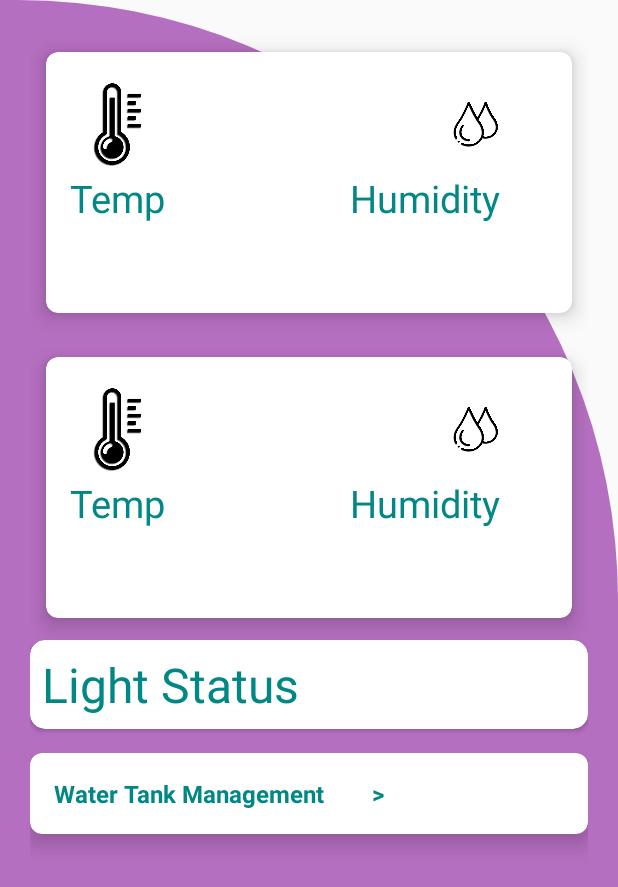
After one commit to yashambkr/VirtualFarm, an Android app: the MainDashboard screen opened directly, with no data from a screen before it, on a phone screen of 412 x 824 dp. The commit adds this screen. Shown: the top 887 px of the screen. Run offline under Robolectric (Android 15) with nearby library versions, the phone set to English and light mode, and no system bars.

Commit message:
DashBoard UI

```diff
--- /dev/null
+++ b/app/src/main/java/com/example/virtualfarm2020/MainDashboard.java
@@ -0,0 +1,22 @@
+package com.example.virtualfarm2020;
+
+import androidx.appcompat.app.AppCompatActivity;
+
+import android.os.Bundle;
+import android.widget.TextView;
+
+public class MainDashboard extends AppCompatActivity {
+
+    @Override
+    protected void onCreate(Bundle savedInstanceState) {
+        super.onCreate(savedInstanceState);
+        setContentView(R.layout.activity_main_dashboard);
+
+
+    }
+
+
+
+
+
+}
--- /dev/null
+++ b/app/src/main/res/drawable/backgroud_shape_purple.xml
@@ -0,0 +1,10 @@
+<?xml version="1.0" encoding="utf-8"?>
+<shape xmlns:android="http://schemas.android.com/apk/res/android">
+
+    android:shape= "rectangle"
+    <solid android:color="#AD952FA6"/>
+
+    <corners android:topRightRadius="400dp"
+        android:topLeftRadius="0dp"/>
+
+</shape>
--- /dev/null
+++ b/app/src/main/res/layout/activity_main_dashboard.xml
@@ -0,0 +1,236 @@
+<?xml version="1.0" encoding="utf-8"?>
+<RelativeLayout xmlns:android="http://schemas.android.com/apk/res/android"
+    xmlns:app="http://schemas.android.com/apk/res-auto"
+    xmlns:tools="http://schemas.android.com/tools"
+    android:layout_width="match_parent"
+    android:layout_height="match_parent"
+    android:background="@drawable/backgroud_shape_purple"
+    android:orientation="vertical"
+    tools:context=".MainDashboard">
+
+
+    <RelativeLayout
+        android:layout_width="match_parent"
+        android:layout_height="match_parent"
+        android:layout_marginStart="20dp"
+        android:layout_marginTop="20dp"
+        android:layout_marginEnd="20dp"
+        android:layout_marginBottom="20dp">
+
+
+        <!-- First Row -->
+        <androidx.cardview.widget.CardView
+            android:id="@+id/firstrow"
+            android:layout_width="wrap_content"
+            android:layout_height="wrap_content"
+            android:layout_row="0"
+            android:layout_rowWeight="1"
+            android:layout_column="0"
+            android:layout_columnWeight="1"
+            android:layout_gravity="fill"
+            app:cardCornerRadius="8dp"
+            app:cardElevation="8dp"
+            app:cardUseCompatPadding="true">
+
+            <RelativeLayout
+                android:layout_width="wrap_content"
+                android:layout_height="wrap_content"
+                android:padding="16dp">
+
+                <ImageView
+                    android:id="@+id/tempicon"
+                    android:layout_width="64dp"
+                    android:layout_height="64dp"
+                    android:layout_alignParentLeft="true"
+                    android:src="@drawable/temperatureicon" />
+
+                <TextView
+                    android:id="@+id/TempTextView"
+                    android:layout_width="wrap_content"
+                    android:layout_height="wrap_content"
+                    android:layout_below="@+id/tempicon"
+                    android:text="Temp"
+                    android:textSize="25sp" />
+
+                <TextView
+                    android:id="@+id/TempValue"
+                    android:layout_width="wrap_content"
+                    android:layout_height="wrap_content"
+                    android:layout_below="@+id/TempTextView"
+                    android:paddingLeft="33dp"
+                    tools:text="0"
+                    android:textSize="32sp" />
+
+
+                <ImageView
+                    android:id="@+id/HumidityImage"
+                    android:layout_width="64dp"
+                    android:layout_height="64dp"
+                    android:layout_alignParentRight="true"
+                    android:layout_marginStart="190dp"
+                    android:paddingRight="32dp"
+                    android:src="@drawable/humidityicon" />
+
+                <TextView
+                    android:id="@+id/HumidityTextView"
+                    android:layout_width="wrap_content"
+                    android:layout_height="wrap_content"
+                    android:layout_below="@+id/HumidityImage"
+                    android:layout_alignParentRight="true"
+                    android:paddingRight="32dp"
+                    android:text="Humidity"
+                    android:textSize="25sp" />
+
+                <TextView
+                    android:id="@+id/HumidityValue"
+                    android:layout_width="wrap_content"
+                    android:layout_height="wrap_content"
+                    android:layout_below="@+id/HumidityTextView"
+                    android:layout_alignParentRight="true"
+                    android:paddingRight="32dp"
+                    tools:text="95"
+                    android:textSize="32sp" />
+
+
+            </RelativeLayout>
+
+
+        </androidx.cardview.widget.CardView>
+
+
+        <!-- Second Row -->
+        <androidx.cardview.widget.CardView
+            android:id="@+id/secondRow"
+            android:layout_width="wrap_content"
+            android:layout_height="wrap_content"
+            android:layout_below="@+id/firstrow"
+            android:layout_gravity="fill"
+            app:cardCornerRadius="8dp"
+            app:cardElevation="8dp"
+            app:cardUseCompatPadding="true">
+
+            <RelativeLayout
+                android:layout_width="wrap_content"
+                android:layout_height="wrap_content"
+                android:padding="16dp">
+
+                <ImageView
+                    android:id="@+id/waterlevelImage"
+                    android:layout_width="64dp"
+                    android:layout_height="64dp"
+                    android:layout_alignParentLeft="true"
+                    android:src="@drawable/temperatureicon" />
+
+                <TextView
+                    android:id="@+id/waterlevelTextView"
+                    android:layout_width="wrap_content"
+                    android:layout_height="wrap_content"
+                    android:layout_below="@+id/waterlevelImage"
+                    android:text="Temp"
+                    android:textSize="25sp" />
+
+                <TextView
+                    android:id="@+id/TankLevelValue"
+                    android:layout_width="wrap_content"
+                    android:layout_height="wrap_content"
+                    android:layout_below="@+id/waterlevelTextView"
+                    android:paddingLeft="33dp"
+                    tools:text="0"
+                    android:textSize="32sp" />
+
+
+                <ImageView
+                    android:id="@+id/TubeLevelImage"
+                    android:layout_width="64dp"
+                    android:layout_height="64dp"
+                    android:layout_alignParentRight="true"
+                    android:layout_marginStart="190dp"
+                    android:paddingRight="32dp"
+                    android:src="@drawable/humidityicon" />
+
+                <TextView
+                    android:id="@+id/TubeLevelText"
+                    android:layout_width="wrap_content"
+                    android:layout_height="wrap_content"
+                    android:layout_below="@+id/TubeLevelImage"
+                    android:layout_alignParentRight="true"
+                    android:paddingRight="32dp"
+                    android:text="Humidity"
+                    android:textSize="25sp" />
+
+                <TextView
+                    android:id="@+id/TubeLevelValue"
+                    android:layout_width="wrap_content"
+                    android:layout_height="wrap_content"
+                    android:layout_below="@+id/TubeLevelText"
+                    android:layout_alignParentRight="true"
+                    android:paddingRight="32dp"
+                    tools:text="95"
+                    android:textSize="32sp" />
+
+
+            </RelativeLayout>
+
+            <RelativeLayout
+                android:layout_width="wrap_content"
+                android:layout_height="wrap_content">
+
+
+            </RelativeLayout>
+
+
+        </androidx.cardview.widget.CardView>
+
+        <!-- Third Row -->
+
+        <androidx.cardview.widget.CardView
+            android:id="@+id/thirdRow"
+            android:layout_width="match_parent"
+            android:layout_height="wrap_content"
+            android:layout_below="@+id/secondRow"
+            android:padding="16dp"
+            app:cardCornerRadius="10dp">
+
+
+            <TextView
+                android:layout_width="match_parent"
+                android:layout_height="wrap_content"
+                android:padding="8dp"
+                android:text="Light Status"
+                android:textSize="32dp" />
+
+            <TextView
+                android:layout_width="72dp"
+                android:layout_height="wrap_content"
+                android:layout_gravity="end"
+                android:textSize="16dp"
+                tools:text="ON"
+                tools:visibility="visible" />
+
+        </androidx.cardview.widget.CardView>
+
+
+        <!--Card view button -->
+
+        <androidx.cardview.widget.CardView
+            android:id="@+id/wtrMngmnt"
+            android:layout_width="match_parent"
+            android:layout_height="wrap_content"
+            android:layout_below="@+id/thirdRow"
+            android:layout_marginTop="16dp"
+            app:cardElevation="8dp"
+            app:cardCornerRadius="8dp"
+            >
+            <TextView
+                android:layout_width="wrap_content"
+                android:layout_height="wrap_content"
+                android:padding="16dp"
+                android:textSize="16sp"
+                android:text="Water Tank Management        >"
+                android:textStyle="bold"/>
+        </androidx.cardview.widget.CardView>
+
+    </RelativeLayout>
+
+
+</RelativeLayout>
--- a/app/src/main/res/layout/login_page.xml
+++ b/app/src/main/res/layout/login_page.xml
@@ -5,7 +5,8 @@
     android:layout_width="match_parent"
     android:orientation="vertical"
     android:layout_height="match_parent"
-    tools:context="LoginPage">
+    tools:context="LoginPage"
+    android:background="@drawable/gradient">
 
     <ImageView
         android:layout_width="170dp"
@@ -56,7 +57,8 @@
         android:layout_height="wrap_content"
         android:layout_gravity="center"
         android:layout_marginTop="16dp"
-        android:text="SignIn"
+        android:onClick="openDashboard"
+        android:text="Sign In"
         android:textColor="#ffffff"
         android:backgroundTint="@color/black"
         android:id = "@+id/SigninBtn"/>
--- a/app/src/main/res/values/colors.xml
+++ b/app/src/main/res/values/colors.xml
@@ -1,10 +1,10 @@
 <?xml version="1.0" encoding="utf-8"?>
 <resources>
-    <color name="purple_200">#2EA644</color>
-    <color name="purple_500">#2EA644</color>
-    <color name="purple_700">#2EA644</color>
+    <color name="purple_200">#673AB7</color>
+    <color name="purple_500">#9C27B0</color>
+    <color name="purple_700">#7B1FA2</color>
     <color name="teal_200">#FF03DAC5</color>
     <color name="teal_700">#FF018786</color>
     <color name="black">#FF000000</color>
-    <color name="white">#2EA644</color>
+    <color name="white">#ffffff</color>
 </resources>
```
Also changed, not shown: app/src/main/AndroidManifest.xml (+6 -9 lines), app/src/main/java/com/example/virtualfarm2020/HomeScreen.java (deleted, +0 -56 lines), app/src/main/java/com/example/virtualfarm2020/LoginPage.java (+15 -1 lines), app/src/main/res/layout/activity_home_screen.xml (deleted, +0 -346 lines).
